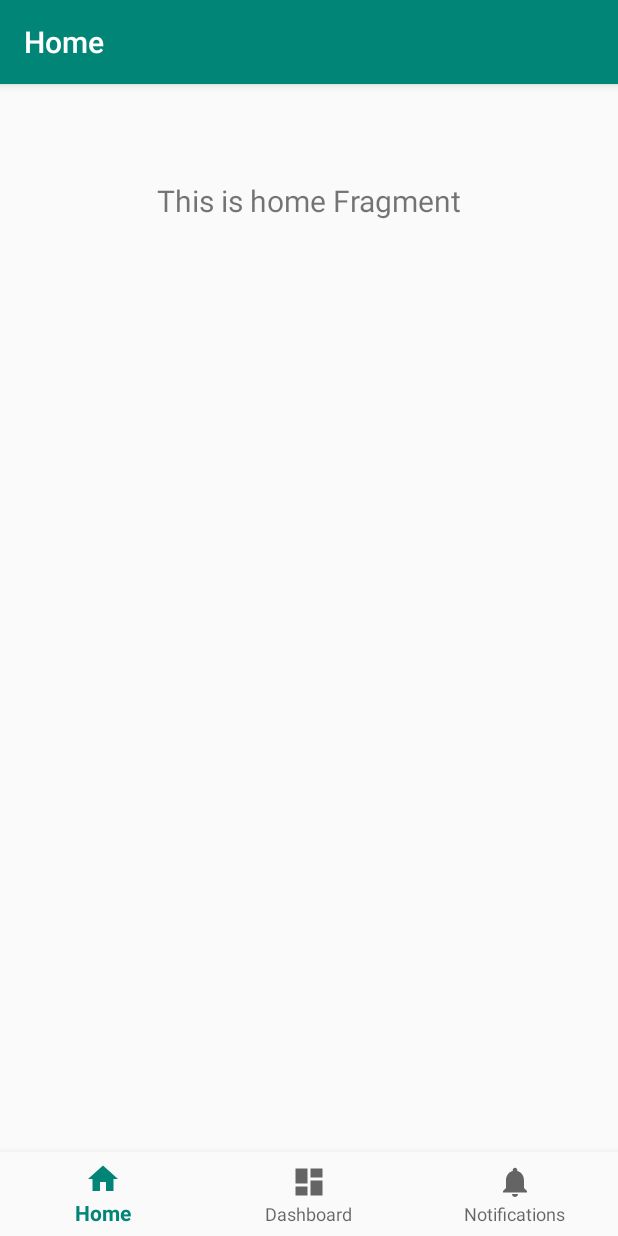
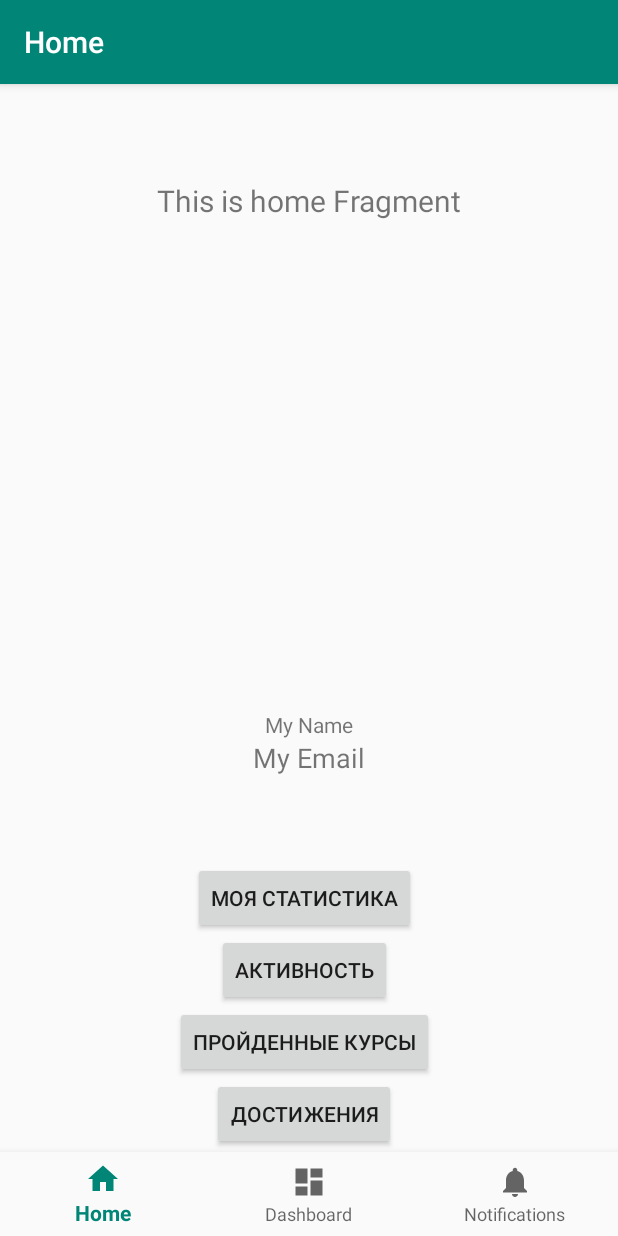
Before and after one commit to KJEITA/Team4_Application, an Android app: the HomeFragment screen opened directly, with no data from a screen before it, on a phone screen of 412 x 824 dp. Run offline under Robolectric (Android 15) with nearby library versions, the phone set to English and light mode, and no system bars; our stand-ins replace Firebase (no records; nobody signed in at launch, a user with empty details on screens opened directly), navigation-ui; 2 statements that could not run were skipped.

Commit message:
Homepage connect to Firebase

```diff
--- a/app/src/main/java/bonch/dev/team4_application/ui/home/HomeFragment.kt
+++ b/app/src/main/java/bonch/dev/team4_application/ui/home/HomeFragment.kt
@@ -9,10 +9,20 @@ import androidx.fragment.app.Fragment
 import androidx.lifecycle.Observer
 import androidx.lifecycle.ViewModelProviders
 import bonch.dev.team4_application.R
+import com.google.firebase.auth.FirebaseAuth
+import com.google.firebase.database.*
+import kotlinx.android.synthetic.main.fragment_home.*
 
 class HomeFragment : Fragment() {
 
     private lateinit var homeViewModel: HomeViewModel
+
+    private lateinit var mAuth: FirebaseAuth
+    private lateinit var mDatabase: FirebaseDatabase
+    private lateinit var mReference: DatabaseReference
+
+    private lateinit var myName: TextView
+    private lateinit var myEmail: TextView
 
     override fun onCreateView(
         inflater: LayoutInflater,
@@ -20,12 +30,38 @@ class HomeFragment : Fragment() {
         savedInstanceState: Bundle?
     ): View? {
         homeViewModel =
-                ViewModelProviders.of(this).get(HomeViewModel::class.java)
+            ViewModelProviders.of(this).get(HomeViewModel::class.java)
         val root = inflater.inflate(R.layout.fragment_home, container, false)
         val textView: TextView = root.findViewById(R.id.text_home)
         homeViewModel.text.observe(this, Observer {
             textView.text = it
         })
+
+
+        myName = root.findViewById(R.id.name_text)
+        myEmail = root.findViewById(R.id.email_text_view)
+
+
+        mAuth = FirebaseAuth.getInstance()
+
+        val user = mAuth.currentUser!!.uid
+
+        mDatabase = FirebaseDatabase.getInstance()
+        mReference = mDatabase.reference.child("Users").child(user)
+
+        mReference.addValueEventListener(object : ValueEventListener{
+            override fun onDataChange(p0: DataSnapshot) {
+                myName.text = p0.child("name").value as String
+                myEmail.text = p0.child("email").value as String
+            }
+
+            override fun onCancelled(p0: DatabaseError) {
+                //
+            }
+        })
+
+
+
         return root
     }
 }
--- a/app/src/main/res/layout/fragment_home.xml
+++ b/app/src/main/res/layout/fragment_home.xml
@@ -14,7 +14,99 @@
         android:layout_marginEnd="8dp"
         android:textAlignment="center"
         android:textSize="20sp"
+        android:text="Личный кабинет"
         app:layout_constraintEnd_toEndOf="parent"
         app:layout_constraintStart_toStartOf="parent"
         app:layout_constraintTop_toTopOf="parent"/>
+
+    <LinearLayout
+        android:id="@+id/linearLayout"
+        android:layout_width="match_parent"
+        android:layout_height="wrap_content"
+        android:layout_marginTop="73dp"
+        android:orientation="vertical"
+        app:layout_constraintBottom_toTopOf="@+id/linearLayout4"
+        app:layout_constraintEnd_toEndOf="parent"
+        app:layout_constraintHorizontal_bias="0.0"
+        app:layout_constraintStart_toStartOf="parent"
+        app:layout_constraintTop_toBottomOf="@+id/linearLayout2">
+
+        <TextView
+            android:id="@+id/name_text"
+            android:layout_width="match_parent"
+            android:layout_height="wrap_content"
+            android:ems="10"
+            android:gravity="center"
+            android:inputType="textPersonName"
+            android:text="My Name" />
+
+        <TextView
+            android:id="@+id/email_text_view"
+            android:layout_width="match_parent"
+            android:layout_height="wrap_content"
+            android:gravity="center"
+            android:text="My Email"
+            android:textSize="18sp" />
+    </LinearLayout>
+
+    <LinearLayout
+        android:id="@+id/linearLayout4"
+        android:layout_width="406dp"
+        android:layout_height="194dp"
+        android:layout_marginTop="47dp"
+        android:layout_marginBottom="45dp"
+        android:orientation="vertical"
+        app:layout_constraintBottom_toBottomOf="parent"
+        app:layout_constraintEnd_toEndOf="parent"
+        app:layout_constraintHorizontal_bias="0.0"
+        app:layout_constraintStart_toStartOf="parent"
+        app:layout_constraintTop_toBottomOf="@+id/linearLayout">
+
+        <Button
+            android:id="@+id/static_button"
+            android:layout_width="wrap_content"
+            android:layout_height="wrap_content"
+            android:layout_gravity="center"
+            android:text="Моя статистика" />
+
+        <Button
+            android:id="@+id/activ_button"
+            android:layout_width="wrap_content"
+            android:layout_height="wrap_content"
+            android:layout_gravity="center"
+            android:text="Активность" />
+
+        <Button
+            android:id="@+id/done_course_button"
+            android:layout_width="wrap_content"
+            android:layout_height="wrap_content"
+            android:layout_gravity="center"
+            android:text="Пройденные курсы" />
+
+        <Button
+            android:id="@+id/aciev_button"
+            android:layout_width="wrap_content"
+            android:layout_height="wrap_content"
+            android:layout_gravity="center"
+            android:text="Достижения" />
+    </LinearLayout>
+
+    <LinearLayout
+        android:id="@+id/linearLayout2"
+        android:layout_width="match_parent"
+        android:layout_height="226dp"
+        android:layout_marginStart="2dp"
+        android:layout_marginTop="52dp"
+        android:gravity="center_horizontal"
+        android:orientation="horizontal"
+        app:layout_constraintEnd_toEndOf="parent"
+        app:layout_constraintStart_toStartOf="parent"
+        app:layout_constraintTop_toTopOf="parent">
+
+        <ImageView
+            android:id="@+id/avatar_image_view"
+            android:layout_width="match_parent"
+            android:layout_height="match_parent"
+            android:layout_gravity="center_vertical" />
+    </LinearLayout>
 </androidx.constraintlayout.widget.ConstraintLayout>
```
